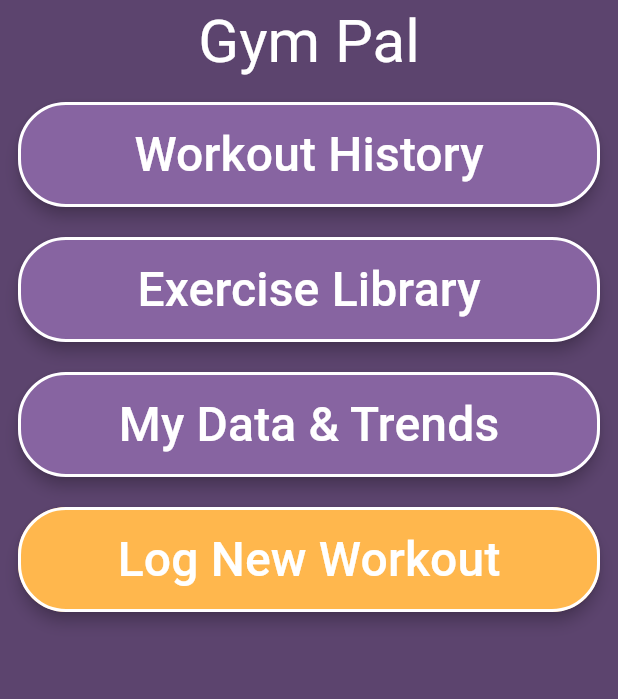
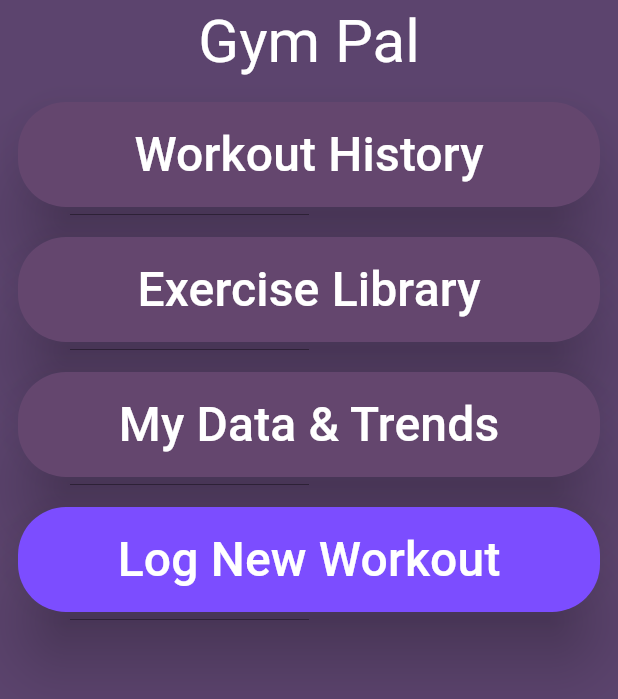
Before and after one commit to Justin-Moretto/gym_app, a Flutter app: the screen it shows after launch, on a phone screen of 412 x 824 dp. Shown: the top 699 px of the screen. Run offline on Flutter 3.47's test engine with Material 3 defaults, Android fonts, the phone set to English and light mode, and no system bars.

Commit message:
updated app colors/styling

```diff
--- a/lib/custom_widgets.dart
+++ b/lib/custom_widgets.dart
@@ -9,7 +9,7 @@ class MainPageButton extends StatelessWidget {
     Key? key,
     required this.labelText,
     required this.onPressed,
-    this.backGroundColor = const Color(0xFF8764A1),
+    this.backGroundColor = const Color.fromRGBO(100, 70, 110, 1.0),
   }) : super(key: key);
 
   @override
@@ -20,12 +20,9 @@ class MainPageButton extends StatelessWidget {
         backgroundColor:
             backGroundColor, //?? Theme.of(context).colorScheme.primary,
         foregroundColor: Colors.white,
-        elevation: 4,
+        elevation: 20,
         padding: const EdgeInsets.symmetric(horizontal: 24, vertical: 12),
-        shape: RoundedRectangleBorder(
-          borderRadius: BorderRadius.circular(32),
-          side: BorderSide(color: Colors.white, width: 2),
-        ),
+        shape: RoundedRectangleBorder(borderRadius: BorderRadius.circular(32)),
       ),
       child: Text(
         labelText,
@@ -41,7 +38,7 @@ class GymPalAppBar extends StatelessWidget implements PreferredSizeWidget {
   @override
   Widget build(BuildContext context) {
     return AppBar(
-      backgroundColor: const Color(0xFF5C446E),
+      backgroundColor: Colors.transparent,
       title: Text(
         "Gym Pal",
         style: TextStyle(color: Colors.white, fontSize: 40),
--- a/lib/log_workout_page.dart
+++ b/lib/log_workout_page.dart
@@ -18,6 +18,7 @@ class _LogWorkoutPageState extends State<LogWorkoutPage> {
   @override
   Widget build(BuildContext context) {
     return Scaffold(
+      backgroundColor: Color(0xFF5C446E),
       appBar: GymPalAppBar(),
       body: Row(
         children: [
--- a/lib/main.dart
+++ b/lib/main.dart
@@ -81,7 +81,7 @@ class _MyHomePageState extends State<MyHomePage> {
                 labelText: "My Data & Trends",
               ),
               MainPageButton(
-                backGroundColor: Colors.orange.shade300,
+                backGroundColor: Colors.deepPurpleAccent,
                 onPressed: () {
                   Navigator.push(
                     context,
```
